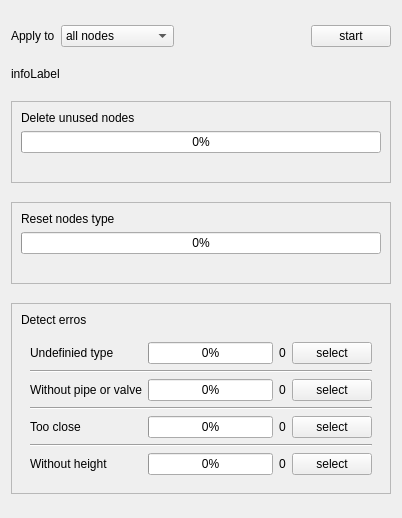
Above: qgis-plugin/ui/ui_tabnode.ui from qwat/QWAT before the change. Below: the same form after it.
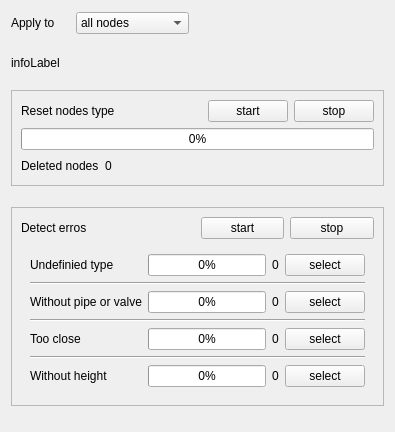
That is the form after the change.

```diff
--- a/qgis-plugin/ui/ui_tabnode.ui
+++ b/qgis-plugin/ui/ui_tabnode.ui
@@ -6,154 +6,48 @@
    <rect>
     <x>0</x>
     <y>0</y>
-    <width>402</width>
-    <height>518</height>
+    <width>395</width>
+    <height>432</height>
    </rect>
   </property>
   <property name="windowTitle">
    <string>Form</string>
   </property>
   <layout class="QGridLayout" name="gridLayout">
-   <item row="1" column="3">
-    <widget class="QPushButton" name="nodeStartButton">
-     <property name="text">
-      <string>start</string>
-     </property>
-    </widget>
-   </item>
-   <item row="5" column="0" colspan="4">
-    <widget class="QFrame" name="unusedFrame">
-     <property name="frameShape">
-      <enum>QFrame::StyledPanel</enum>
-     </property>
-     <property name="frameShadow">
-      <enum>QFrame::Raised</enum>
-     </property>
-     <layout class="QGridLayout" name="gridLayout_5">
-      <item row="0" column="0">
-       <widget class="QLabel" name="label_5">
-        <property name="text">
-         <string>Delete unused nodes</string>
-        </property>
-        <property name="wordWrap">
-         <bool>true</bool>
-        </property>
-       </widget>
-      </item>
-      <item row="1" column="0" colspan="2">
-       <widget class="QProgressBar" name="nodeUnusedProgressBar">
-        <property name="value">
-         <number>0</number>
-        </property>
-       </widget>
-      </item>
-      <item row="2" column="0" colspan="2">
-       <widget class="QLabel" name="label_6">
-        <property name="text">
-         <string/>
-        </property>
-       </widget>
-      </item>
-     </layout>
-    </widget>
-   </item>
-   <item row="1" column="1">
-    <widget class="QComboBox" name="applyToCombo">
-     <property name="sizeAdjustPolicy">
-      <enum>QComboBox::AdjustToContents</enum>
-     </property>
-     <item>
-      <property name="text">
-       <string>all nodes</string>
-      </property>
-     </item>
-     <item>
-      <property name="text">
-       <string>selected nodes</string>
-      </property>
-     </item>
-     <item>
-      <property name="text">
-       <string>visible nodes</string>
-      </property>
-     </item>
-     <item>
-      <property name="text">
-       <string/>
-      </property>
-     </item>
-    </widget>
-   </item>
-   <item row="7" column="0" colspan="4">
-    <widget class="QFrame" name="typeFrame">
-     <property name="frameShape">
-      <enum>QFrame::StyledPanel</enum>
-     </property>
-     <property name="frameShadow">
-      <enum>QFrame::Raised</enum>
-     </property>
-     <layout class="QGridLayout" name="gridLayout_6">
-      <item row="1" column="0" colspan="2">
-       <widget class="QProgressBar" name="nodeTypeProgressBar">
-        <property name="value">
-         <number>0</number>
-        </property>
-       </widget>
-      </item>
-      <item row="0" column="0">
-       <widget class="QLabel" name="label_7">
-        <property name="text">
-         <string>Reset nodes type</string>
-        </property>
-        <property name="wordWrap">
-         <bool>true</bool>
-        </property>
-       </widget>
-      </item>
-      <item row="2" column="0" colspan="2">
-       <widget class="QLabel" name="label_8">
-        <property name="text">
-         <string/>
-        </property>
-       </widget>
-      </item>
-     </layout>
-    </widget>
-   </item>
-   <item row="6" column="0">
-    <spacer name="verticalSpacer_3">
-     <property name="orientation">
-      <enum>Qt::Vertical</enum>
-     </property>
-     <property name="sizeHint" stdset="0">
-      <size>
-       <width>20</width>
-       <height>40</height>
-      </size>
-     </property>
-    </spacer>
-   </item>
-   <item row="1" column="2">
-    <spacer name="horizontalSpacer_2">
-     <property name="orientation">
-      <enum>Qt::Horizontal</enum>
-     </property>
-     <property name="sizeHint" stdset="0">
-      <size>
-       <width>90</width>
-       <height>24</height>
-      </size>
-     </property>
-    </spacer>
-   </item>
-   <item row="3" column="0" colspan="4">
+   <item row="2" column="0" colspan="5">
     <widget class="QLabel" name="infoLabel">
      <property name="text">
       <string>infoLabel</string>
      </property>
     </widget>
    </item>
-   <item row="1" column="0">
+   <item row="1" column="1">
+    <spacer name="verticalSpacer_6">
+     <property name="orientation">
+      <enum>Qt::Vertical</enum>
+     </property>
+     <property name="sizeHint" stdset="0">
+      <size>
+       <width>20</width>
+       <height>40</height>
+      </size>
+     </property>
+    </spacer>
+   </item>
+   <item row="7" column="0">
+    <spacer name="verticalSpacer_4">
+     <property name="orientation">
+      <enum>Qt::Vertical</enum>
+     </property>
+     <property name="sizeHint" stdset="0">
+      <size>
+       <width>20</width>
+       <height>40</height>
+      </size>
+     </property>
+    </spacer>
+   </item>
+   <item row="0" column="0">
     <widget class="QLabel" name="label_4">
      <property name="text">
       <string>Apply to</string>
@@ -163,8 +57,78 @@
      </property>
     </widget>
    </item>
-   <item row="10" column="0">
-    <spacer name="verticalSpacer_4">
+   <item row="4" column="0" colspan="5">
+    <widget class="QFrame" name="typeFrame">
+     <property name="frameShape">
+      <enum>QFrame::StyledPanel</enum>
+     </property>
+     <property name="frameShadow">
+      <enum>QFrame::Raised</enum>
+     </property>
+     <layout class="QGridLayout" name="gridLayout_6">
+      <item row="3" column="0">
+       <widget class="QLabel" name="label_8">
+        <property name="text">
+         <string>Deleted nodes</string>
+        </property>
+       </widget>
+      </item>
+      <item row="3" column="1">
+       <widget class="QLabel" name="deletedNodesCount">
+        <property name="text">
+         <string>0</string>
+        </property>
+       </widget>
+      </item>
+      <item row="0" column="4">
+       <widget class="QPushButton" name="typeStartButton">
+        <property name="text">
+         <string>start</string>
+        </property>
+       </widget>
+      </item>
+      <item row="3" column="2" colspan="2">
+       <spacer name="horizontalSpacer">
+        <property name="orientation">
+         <enum>Qt::Horizontal</enum>
+        </property>
+        <property name="sizeHint" stdset="0">
+         <size>
+          <width>40</width>
+          <height>20</height>
+         </size>
+        </property>
+       </spacer>
+      </item>
+      <item row="0" column="5">
+       <widget class="QPushButton" name="typeStopButton">
+        <property name="text">
+         <string>stop</string>
+        </property>
+       </widget>
+      </item>
+      <item row="1" column="0" colspan="6">
+       <widget class="QProgressBar" name="TypeProgressBar">
+        <property name="value">
+         <number>0</number>
+        </property>
+       </widget>
+      </item>
+      <item row="0" column="0" colspan="4">
+       <widget class="QLabel" name="label_7">
+        <property name="text">
+         <string>Reset nodes type</string>
+        </property>
+        <property name="wordWrap">
+         <bool>true</bool>
+        </property>
+       </widget>
+      </item>
+     </layout>
+    </widget>
+   </item>
+   <item row="3" column="0">
+    <spacer name="verticalSpacer_2">
      <property name="orientation">
       <enum>Qt::Vertical</enum>
      </property>
@@ -176,7 +140,7 @@
      </property>
     </spacer>
    </item>
-   <item row="9" column="0" colspan="4">
+   <item row="6" column="0" colspan="5">
     <widget class="QFrame" name="errorFrame">
      <property name="frameShape">
       <enum>QFrame::StyledPanel</enum>
@@ -185,25 +149,49 @@
       <enum>QFrame::Raised</enum>
      </property>
      <layout class="QGridLayout" name="gridLayout_7">
-      <item row="2" column="0" colspan="2">
+      <item row="0" column="0">
+       <widget class="QLabel" name="label_13">
+        <property name="text">
+         <string>Detect erros</string>
+        </property>
+        <property name="wordWrap">
+         <bool>true</bool>
+        </property>
+       </widget>
+      </item>
+      <item row="0" column="2">
+       <widget class="QPushButton" name="errorStartButton">
+        <property name="text">
+         <string>start</string>
+        </property>
+       </widget>
+      </item>
+      <item row="0" column="3">
+       <widget class="QPushButton" name="errorStopButton">
+        <property name="text">
+         <string>stop</string>
+        </property>
+       </widget>
+      </item>
+      <item row="2" column="0" colspan="4">
        <widget class="QWidget" name="errorsWidget" native="true">
         <layout class="QGridLayout" name="gridLayout_8">
          <item row="4" column="1">
-          <widget class="QProgressBar" name="nodeErrorTooCloseProgressBar">
+          <widget class="QProgressBar" name="errorTooCloseProgressBar">
            <property name="value">
             <number>0</number>
            </property>
           </widget>
          </item>
          <item row="2" column="1">
-          <widget class="QProgressBar" name="nodeErrorNoPipeOrValveProgressBar">
+          <widget class="QProgressBar" name="errorNoPipeOrValveProgressBar">
            <property name="value">
             <number>0</number>
            </property>
           </widget>
          </item>
          <item row="0" column="3">
-          <widget class="QPushButton" name="nodeErrorUndefTypeButton">
+          <widget class="QPushButton" name="errorUndefTypeButton">
            <property name="text">
             <string>select</string>
            </property>
@@ -217,7 +205,7 @@
           </widget>
          </item>
          <item row="0" column="1">
-          <widget class="QProgressBar" name="nodeErrorUndefTypeProgressBar">
+          <widget class="QProgressBar" name="errorUndefTypeProgressBar">
            <property name="value">
             <number>0</number>
            </property>
@@ -234,7 +222,7 @@
           </widget>
          </item>
          <item row="6" column="1">
-          <widget class="QProgressBar" name="nodeErrorNoHeightProgressBar">
+          <widget class="QProgressBar" name="errorNoHeightProgressBar">
            <property name="value">
             <number>0</number>
            </property>
@@ -251,7 +239,7 @@
           </widget>
          </item>
          <item row="0" column="2">
-          <widget class="QLabel" name="nodeErrorUndefTypeCount">
+          <widget class="QLabel" name="errorUndefTypeCount">
            <property name="text">
             <string>0</string>
            </property>
@@ -292,42 +280,42 @@
           </widget>
          </item>
          <item row="2" column="2">
-          <widget class="QLabel" name="nodeErrorNoPipeOrValveCount">
+          <widget class="QLabel" name="errorNoPipeOrValveCount">
            <property name="text">
             <string>0</string>
            </property>
           </widget>
          </item>
          <item row="4" column="2">
-          <widget class="QLabel" name="nodeErrorTooCloseCount">
+          <widget class="QLabel" name="errorTooCloseCount">
            <property name="text">
             <string>0</string>
            </property>
           </widget>
          </item>
          <item row="6" column="2">
-          <widget class="QLabel" name="nodeErrorNoHeightCount">
+          <widget class="QLabel" name="errorNoHeightCount">
            <property name="text">
             <string>0</string>
            </property>
           </widget>
          </item>
          <item row="2" column="3">
-          <widget class="QPushButton" name="nodeErrorNoPipeOrValveButton">
+          <widget class="QPushButton" name="errorNoPipeOrValveButton">
            <property name="text">
             <string>select</string>
            </property>
           </widget>
          </item>
          <item row="4" column="3">
-          <widget class="QPushButton" name="nodeErrorTooCloseButton">
+          <widget class="QPushButton" name="errorTooCloseButton">
            <property name="text">
             <string>select</string>
            </property>
           </widget>
          </item>
          <item row="6" column="3">
-          <widget class="QPushButton" name="nodeErrorNoHeightButton">
+          <widget class="QPushButton" name="errorNoHeightButton">
            <property name="text">
             <string>select</string>
            </property>
@@ -336,60 +324,38 @@
         </layout>
        </widget>
       </item>
-      <item row="0" column="0">
-       <widget class="QLabel" name="label_13">
-        <property name="text">
-         <string>Detect erros</string>
-        </property>
-        <property name="wordWrap">
-         <bool>true</bool>
-        </property>
-       </widget>
-      </item>
      </layout>
     </widget>
    </item>
-   <item row="2" column="1">
-    <spacer name="verticalSpacer_6">
-     <property name="orientation">
-      <enum>Qt::Vertical</enum>
-     </property>
-     <property name="sizeHint" stdset="0">
-      <size>
-       <width>20</width>
-       <height>40</height>
-      </size>
-     </property>
-    </spacer>
-   </item>
-   <item row="8" column="0">
-    <spacer name="verticalSpacer">
-     <property name="orientation">
-      <enum>Qt::Vertical</enum>
-     </property>
-     <property name="sizeHint" stdset="0">
-      <size>
-       <width>20</width>
-       <height>40</height>
-      </size>
-     </property>
-    </spacer>
-   </item>
-   <item row="4" column="0">
-    <spacer name="verticalSpacer_2">
-     <property name="orientation">
-      <enum>Qt::Vertical</enum>
-     </property>
-     <property name="sizeHint" stdset="0">
-      <size>
-       <width>20</width>
-       <height>40</height>
-      </size>
-     </property>
-    </spacer>
-   </item>
    <item row="0" column="1">
-    <spacer name="verticalSpacer_5">
+    <widget class="QComboBox" name="applyToCombo">
+     <property name="sizeAdjustPolicy">
+      <enum>QComboBox::AdjustToContents</enum>
+     </property>
+     <item>
+      <property name="text">
+       <string>all nodes</string>
+      </property>
+     </item>
+     <item>
+      <property name="text">
+       <string>selected nodes</string>
+      </property>
+     </item>
+     <item>
+      <property name="text">
+       <string>visible nodes</string>
+      </property>
+     </item>
+     <item>
+      <property name="text">
+       <string/>
+      </property>
+     </item>
+    </widget>
+   </item>
+   <item row="5" column="0">
+    <spacer name="verticalSpacer">
      <property name="orientation">
       <enum>Qt::Vertical</enum>
      </property>
@@ -401,6 +367,19 @@
      </property>
     </spacer>
    </item>
+   <item row="0" column="2" colspan="3">
+    <spacer name="horizontalSpacer_2">
+     <property name="orientation">
+      <enum>Qt::Horizontal</enum>
+     </property>
+     <property name="sizeHint" stdset="0">
+      <size>
+       <width>26</width>
+       <height>24</height>
+      </size>
+     </property>
+    </spacer>
+   </item>
   </layout>
  </widget>
  <resources/>
```
